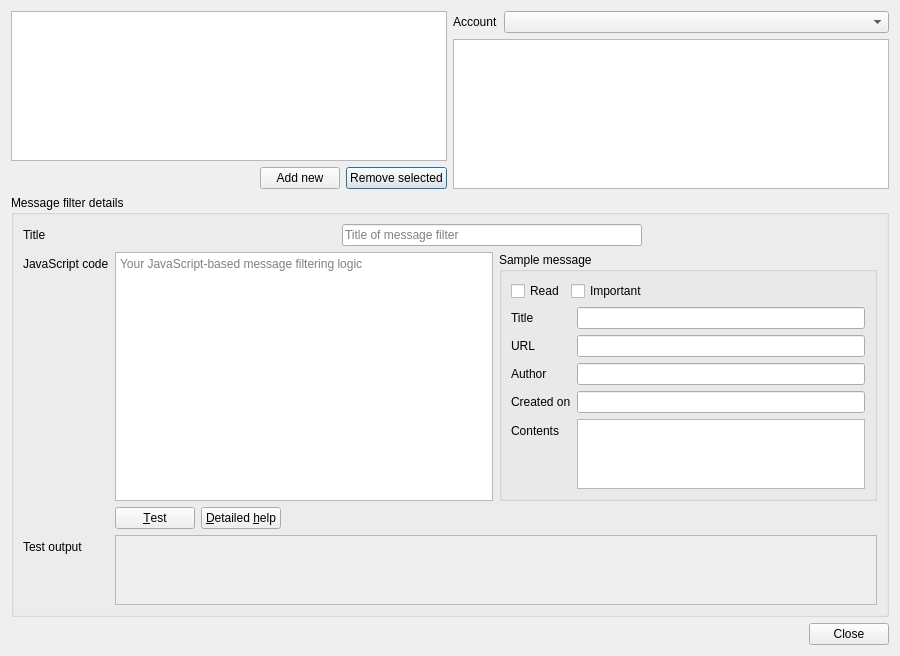
First picture: the form in src/librssguard/gui/dialogs/formmessagefiltersmanager.ui, repository martinrotter/rssguard, before the edit.
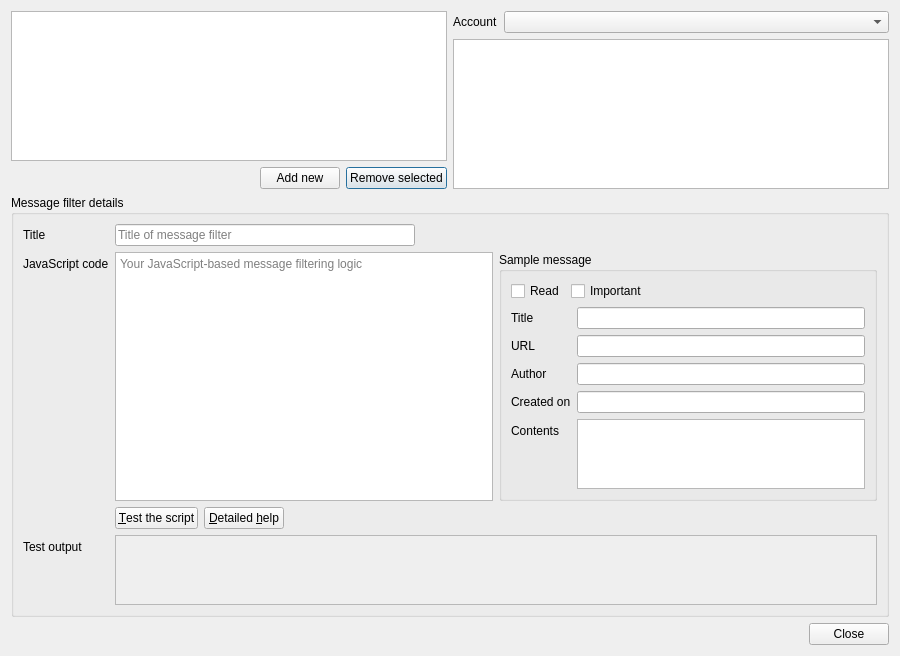
Second picture: the form after the edit.

Patch:
```diff
--- a/src/librssguard/gui/dialogs/formmessagefiltersmanager.ui
+++ b/src/librssguard/gui/dialogs/formmessagefiltersmanager.ui
@@ -7,7 +7,7 @@
     <x>0</x>
     <y>0</y>
     <width>900</width>
-    <height>625</height>
+    <height>644</height>
    </rect>
   </property>
   <property name="windowTitle">
@@ -117,6 +117,12 @@
           <property name="orientation">
            <enum>Qt::Horizontal</enum>
           </property>
+          <property name="sizeHint" stdset="0">
+           <size>
+            <width>0</width>
+            <height>0</height>
+           </size>
+          </property>
          </spacer>
         </item>
        </layout>
@@ -258,7 +264,7 @@
         <item>
          <widget class="QPushButton" name="m_btnTest">
           <property name="text">
-           <string>&amp;Test</string>
+           <string>&amp;Test the script</string>
           </property>
          </widget>
         </item>
```
Left out of the diff: 44 changed lines with no effect on the pictures.
